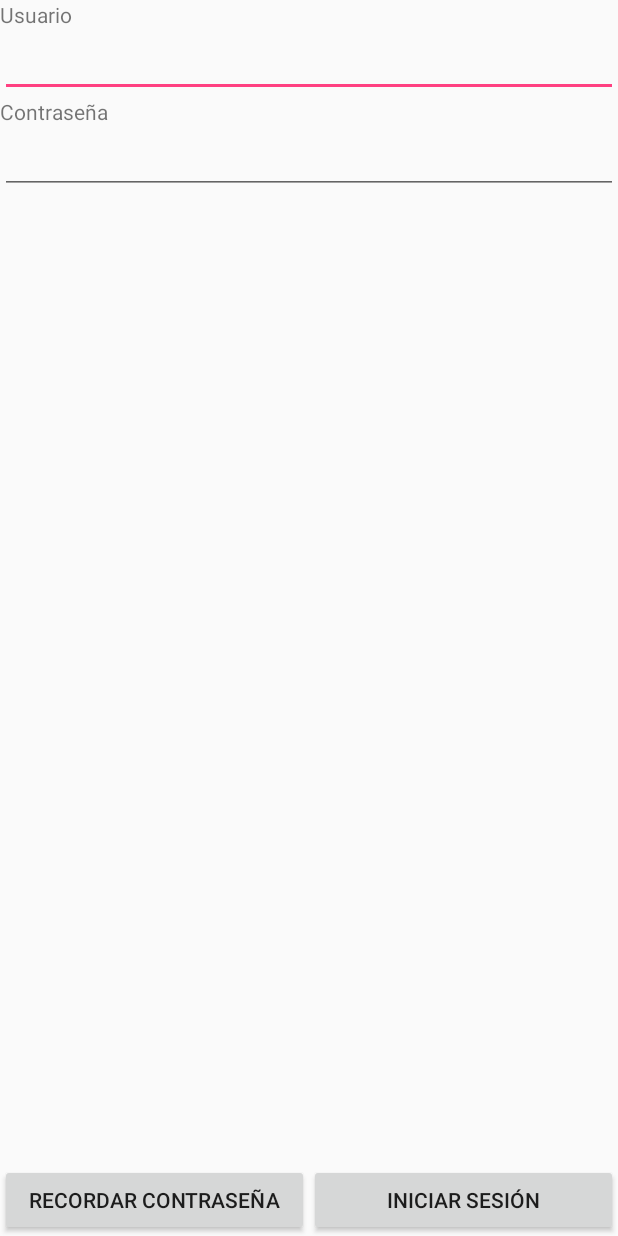
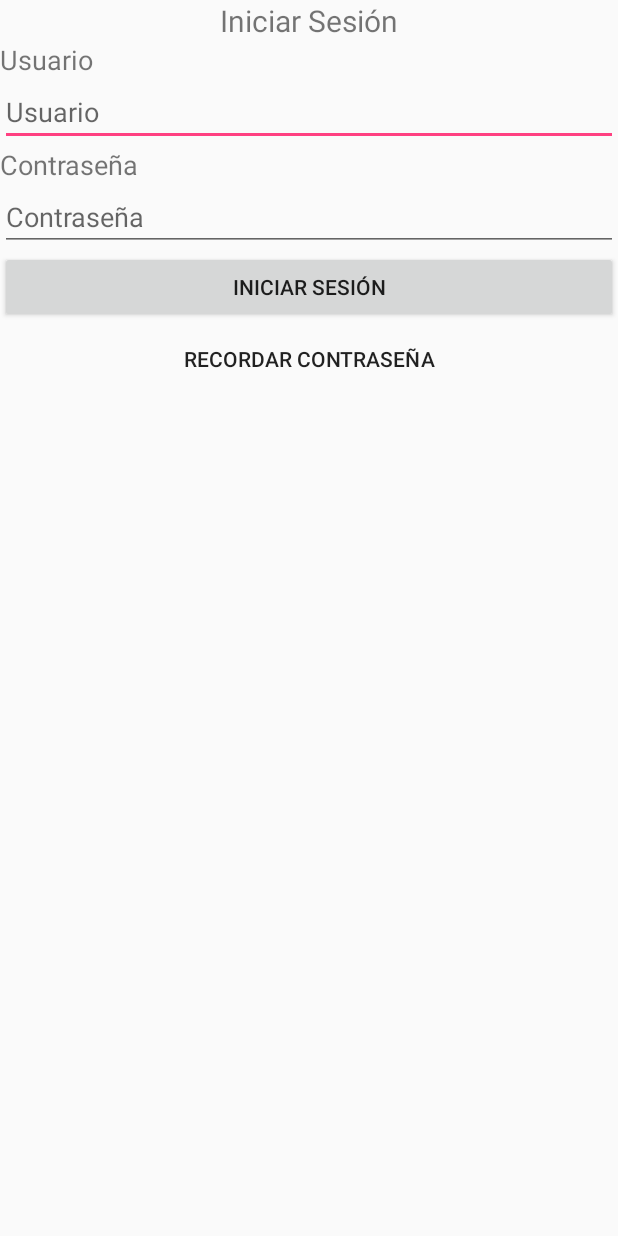
Before and after one commit to saibothack/IVMSMex, an Android app: the layout activity_login.xml on its own in the app's theme, with its tools: preview values and no code run, on a phone screen of 412 x 824 dp. Run offline under Robolectric (Android 15) with nearby library versions, the phone set to English and light mode, and no system bars.

Commit message:
Agregamos funcionalidad

```diff
--- a/app/build.gradle
+++ b/app/build.gradle
@@ -20,8 +20,6 @@ android {
 
 dependencies {
     implementation fileTree(dir: 'libs', include: ['*.jar'])
-    annotationProcessor 'com.jakewharton:butterknife:6.1.0'
-    implementation 'com.jakewharton:butterknife:6.1.0'
     implementation 'com.android.support:appcompat-v7:28.0.0'
     implementation 'com.android.support.constraint:constraint-layout:1.1.3'
     testImplementation 'junit:junit:4.12'
@@ -29,4 +27,8 @@ dependencies {
     androidTestImplementation 'com.android.support.test.espresso:espresso-core:3.0.2'
     implementation 'com.android.support:design:28.0.0'
     implementation 'com.android.support:support-v4:28.0.0'
+
+    //BUTTERKNIFE
+    implementation 'com.jakewharton:butterknife:8.8.1'
+    annotationProcessor 'com.jakewharton:butterknife-compiler:8.8.1'
 }
--- a/app/src/main/java/ivms/sysware/com/ivmsmex/activities/rastreo/RastreoActivity.java
+++ b/app/src/main/java/ivms/sysware/com/ivmsmex/activities/rastreo/RastreoActivity.java
@@ -8,7 +8,7 @@ import android.support.annotation.NonNull;
 import android.widget.TextView;
 
 import butterknife.ButterKnife;
-import butterknife.InjectView;
+//import butterknife.InjectView;
 import ivms.sysware.com.ivmsmex.R;
 import ivms.sysware.com.ivmsmex.activities.BaseActivity;
 import ivms.sysware.com.ivmsmex.services.location.FallbackLocationTracker;
@@ -17,7 +17,7 @@ import ivms.sysware.com.ivmsmex.services.location.LocationTracker;
 public class RastreoActivity extends BaseActivity {
 
 
-    @InjectView(R.id.txt_debugRastreo)
+    //@InjectView(R.id.txt_debugRastreo)
     TextView txt_debugRastreo;
 
     int lineas=0;
@@ -26,7 +26,7 @@ public class RastreoActivity extends BaseActivity {
     protected void onCreate(Bundle savedInstanceState) {
         super.onCreate(savedInstanceState);
         setContentView(R.layout.activity_rastreo);
-        ButterKnife.inject(this);
+        //ButterKnife.inject(this);
         //redirect();
         initComponents();
         initEvents();
--- a/app/src/main/res/layout/activity_login.xml
+++ b/app/src/main/res/layout/activity_login.xml
@@ -1,63 +1,131 @@
 <?xml version="1.0" encoding="utf-8"?>
-<RelativeLayout
+<android.support.constraint.ConstraintLayout
     xmlns:android="http://schemas.android.com/apk/res/android"
+    xmlns:app="http://schemas.android.com/apk/res-auto"
     xmlns:tools="http://schemas.android.com/tools"
     android:layout_width="match_parent"
-    android:layout_height="match_parent"
-    >
+    android:layout_height="match_parent">
 
     <LinearLayout
         android:layout_width="match_parent"
         android:layout_height="match_parent"
         android:orientation="vertical">
 
+        <RelativeLayout
+            android:layout_width="match_parent"
+            android:layout_height="wrap_content">
+
+            <LinearLayout
+                android:layout_width="match_parent"
+                android:layout_height="match_parent"
+                android:orientation="vertical">
+
+                <RelativeLayout
+                    android:layout_width="match_parent"
+                    android:layout_height="wrap_content">
+
                     <TextView
-            android:id="@+id/textView2"
+                        android:id="@+id/lblInicioSesion"
                         android:layout_width="match_parent"
                         android:layout_height="wrap_content"
-            android:text="@string/Username" />
+                        android:text="@string/IniciaSesion"
+                        android:textAlignment="center"
+                        android:textSize="20sp" />
+
+                </RelativeLayout>
+
+                <RelativeLayout
+                    android:layout_width="match_parent"
+                    android:layout_height="wrap_content">
+
+                </RelativeLayout>
+
+                <RelativeLayout
+                    android:layout_width="match_parent"
+                    android:layout_height="wrap_content">
+
+                    <TextView
+                        android:id="@+id/lblUsuario"
+                        android:layout_width="match_parent"
+                        android:layout_height="wrap_content"
+                        android:text="@string/Username"
+                        android:textSize="18sp" />
+
+                </RelativeLayout>
+
+                <RelativeLayout
+                    android:layout_width="match_parent"
+                    android:layout_height="wrap_content">
 
                     <EditText
-            android:id="@+id/txtUsuario"
+                        android:id="@+id/txtEmail"
                         android:layout_width="match_parent"
                         android:layout_height="wrap_content"
                         android:ems="10"
-            android:inputType="textPersonName" />
+                        android:hint="@string/Username"
+                        android:inputType="textEmailAddress" />
+
+                </RelativeLayout>
+
+                <RelativeLayout
+                    android:layout_width="match_parent"
+                    android:layout_height="wrap_content">
 
                     <TextView
                         android:id="@+id/textView"
                         android:layout_width="match_parent"
                         android:layout_height="wrap_content"
-            android:text="@string/Password" />
+                        android:text="@string/Password"
+                        android:textSize="18sp" />
+
+                </RelativeLayout>
+
+                <RelativeLayout
+                    android:layout_width="match_parent"
+                    android:layout_height="wrap_content">
 
                     <EditText
-            android:id="@+id/txtContrasenia"
+                        android:id="@+id/txtPassword"
                         android:layout_width="match_parent"
                         android:layout_height="wrap_content"
+                        android:layout_alignParentStart="true"
+                        android:layout_alignParentTop="true"
                         android:ems="10"
+                        android:hint="@string/Password"
                         android:inputType="textPassword" />
 
-        <LinearLayout
+
+                </RelativeLayout>
+
+                <RelativeLayout
                     android:layout_width="match_parent"
-            android:layout_height="match_parent"
-            android:gravity="bottom"
-            android:orientation="horizontal">
+                    android:layout_height="wrap_content">
 
                     <Button
-                android:id="@+id/btnRecordar"
+                        android:id="@+id/btnLogin"
                         android:layout_width="match_parent"
                         android:layout_height="wrap_content"
-                android:layout_weight="1"
+                        android:text="@string/IniciaSesion" />
+
+                </RelativeLayout>
+
+                <RelativeLayout
+                    android:layout_width="match_parent"
+                    android:layout_height="wrap_content">
+
+                    <Button
+                        android:id="@+id/btnRememberPassword"
+                        android:layout_width="match_parent"
+                        android:layout_height="wrap_content"
+                        android:background="@android:color/transparent"
                         android:text="@string/RememberPasswd" />
 
-            <Button
-                android:id="@+id/btnInicioSesion"
-                android:layout_width="match_parent"
-                android:layout_height="wrap_content"
-                android:layout_weight="1"
-                android:text="@string/IniciaSesion" />
-        </LinearLayout>
+                </RelativeLayout>
 
             </LinearLayout>
 
         </RelativeLayout>
+
+    </LinearLayout>
+
+</android.support.constraint.ConstraintLayout>
--- a/app/src/main/res/values/styles.xml
+++ b/app/src/main/res/values/styles.xml
@@ -1,7 +1,7 @@
 <resources>
 
     <!-- Base application theme. -->
-    <style name="AppTheme" parent="Base.Theme.AppCompat.Light.DarkActionBar">
+    <style name="AppTheme" parent="Theme.AppCompat.Light.NoActionBar">
         <!-- Customize your theme here. -->
         <item name="colorPrimary">@color/colorPrimary</item>
         <item name="colorPrimaryDark">@color/colorPrimaryDark</item>
--- a/build.gradle
+++ b/build.gradle
@@ -7,7 +7,7 @@ buildscript {
         jcenter()
     }
     dependencies {
-        classpath 'com.android.tools.build:gradle:3.1.4'
+        classpath 'com.android.tools.build:gradle:3.2.1'
 
 
         // NOTE: Do not place your application dependencies here; they belong
```
Also changed, not shown: app/src/main/AndroidManifest.xml (+6 -2 lines), app/src/main/java/ivms/sysware/com/ivmsmex/activities/intro/VideoActivity.java (+23 -1 lines), app/src/main/java/ivms/sysware/com/ivmsmex/activities/login/LoginActivity.java (added, +15 -0 lines), app/src/main/res/layout/activity_video.xml (+37 -7 lines), app/src/main/res/drawable/bk_login.jpg (added), app/src/main/res/drawable/logo.png (added), gradle/wrapper/gradle-wrapper.properties (deleted), 3 other files. Lines whose indentation alone changed are shown as unchanged.
